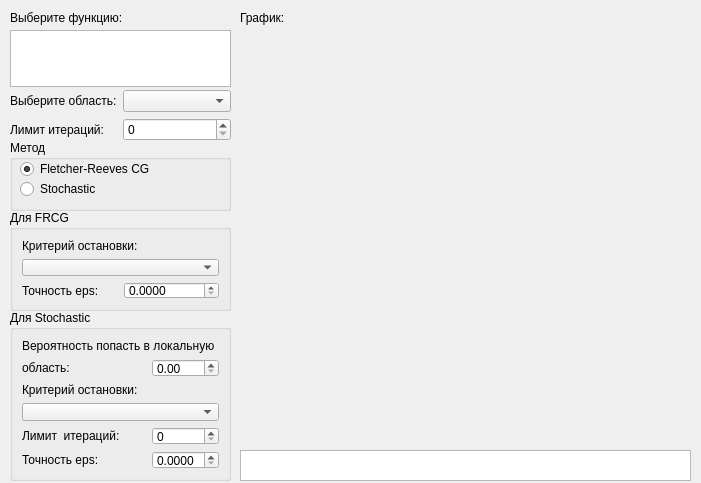
The window that mainwindow.ui (Gorshechnikova/Optim-Graph) describes before a commit, drawn with Qt 5.
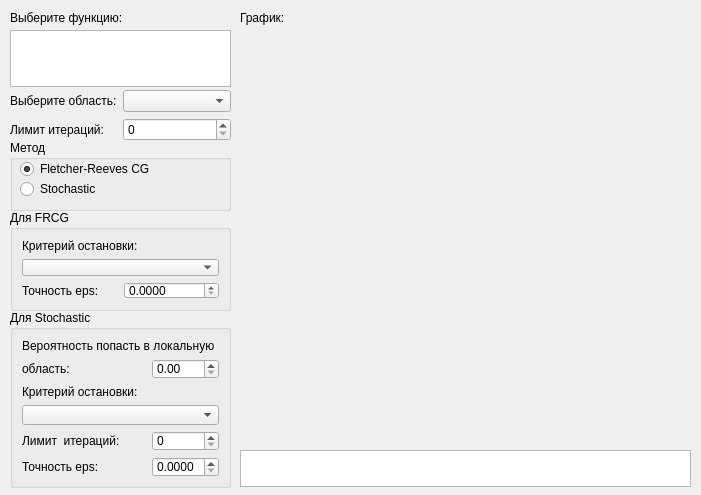
The same window after the commit. Custom widgets are drawn as their Qt base class.

The edit to the form file:
```diff
--- a/mainwindow.ui
+++ b/mainwindow.ui
@@ -10,7 +10,7 @@
     <x>0</x>
     <y>0</y>
     <width>701</width>
-    <height>483</height>
+    <height>495</height>
    </rect>
   </property>
   <property name="sizePolicy">
@@ -22,13 +22,13 @@
   <property name="minimumSize">
    <size>
     <width>701</width>
-    <height>483</height>
+    <height>495</height>
    </size>
   </property>
   <property name="maximumSize">
    <size>
     <width>701</width>
-    <height>483</height>
+    <height>495</height>
    </size>
   </property>
   <property name="windowTitle">
@@ -181,7 +181,7 @@
       <x>10</x>
       <y>310</y>
       <width>221</width>
-      <height>171</height>
+      <height>178</height>
      </rect>
     </property>
     <property name="tabletTracking">
@@ -341,7 +341,7 @@
       <x>240</x>
       <y>450</y>
       <width>451</width>
-      <height>31</height>
+      <height>37</height>
      </rect>
     </property>
    </widget>
```
